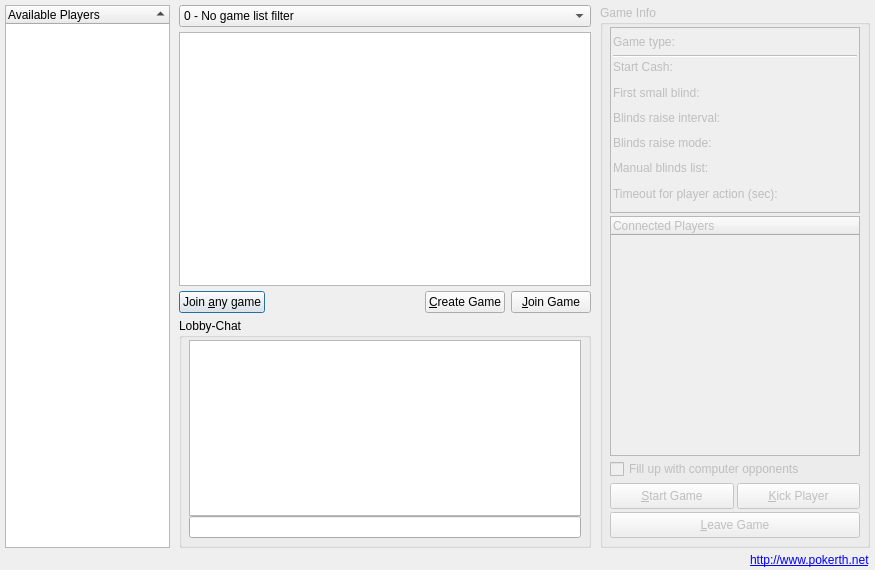
Before: the Qt Designer form src/gui/qt/gamelobbydialog.ui in pokerth/pokerth, drawn with Qt 5.
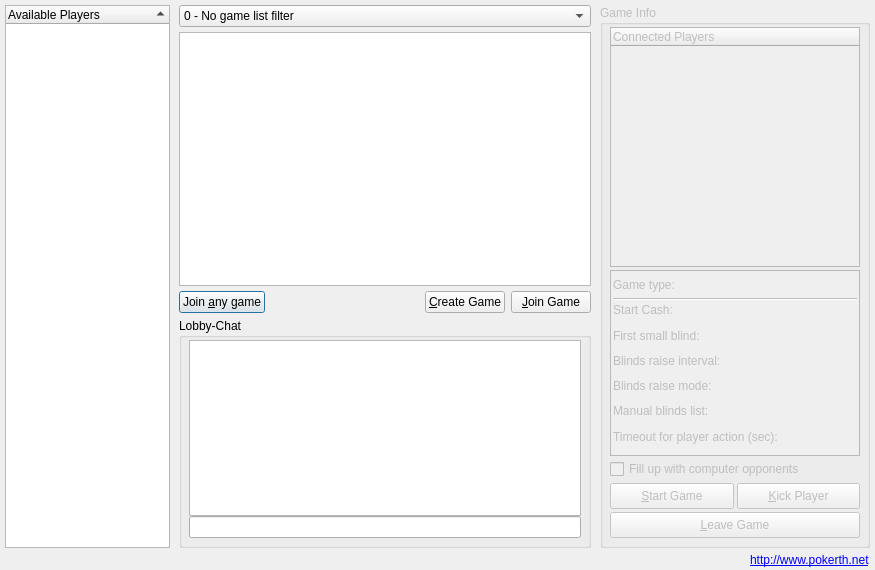
After: the same form once the commit is applied. Icons and pictures are not drawn.

Commit message: leave game to lobby message bugfix, move connected players list in lobby back to top again

Patch:
```diff
--- a/src/gui/qt/gamelobbydialog.ui
+++ b/src/gui/qt/gamelobbydialog.ui
@@ -335,6 +335,33 @@
       <property name="bottomMargin">
        <number>7</number>
       </property>
+      <item>
+       <widget class="QTreeWidget" name="treeWidget_connectedPlayers">
+        <property name="minimumSize">
+         <size>
+          <width>221</width>
+          <height>240</height>
+         </size>
+        </property>
+        <property name="midLineWidth">
+         <number>1</number>
+        </property>
+        <property name="iconSize">
+         <size>
+          <width>25</width>
+          <height>26</height>
+         </size>
+        </property>
+        <property name="indentation">
+         <number>15</number>
+        </property>
+        <column>
+         <property name="text">
+          <string>Connected Players</string>
+         </property>
+        </column>
+       </widget>
+      </item>
       <item>
        <widget class="QScrollArea" name="scrollArea">
         <property name="minimumSize">
@@ -617,33 +644,6 @@
         </widget>
        </widget>
       </item>
-      <item>
-       <widget class="QTreeWidget" name="treeWidget_connectedPlayers">
-        <property name="minimumSize">
-         <size>
-          <width>221</width>
-          <height>240</height>
-         </size>
-        </property>
-        <property name="midLineWidth">
-         <number>1</number>
-        </property>
-        <property name="iconSize">
-         <size>
-          <width>25</width>
-          <height>26</height>
-         </size>
-        </property>
-        <property name="indentation">
-         <number>15</number>
-        </property>
-        <column>
-         <property name="text">
-          <string>Connected Players</string>
-         </property>
-        </column>
-       </widget>
-      </item>
       <item>
        <layout class="QHBoxLayout" name="horizontalLayout_2">
         <item>
```
Left out of the diff: 1 changed line with no effect on the pictures. The commit also changes 2 other files.
